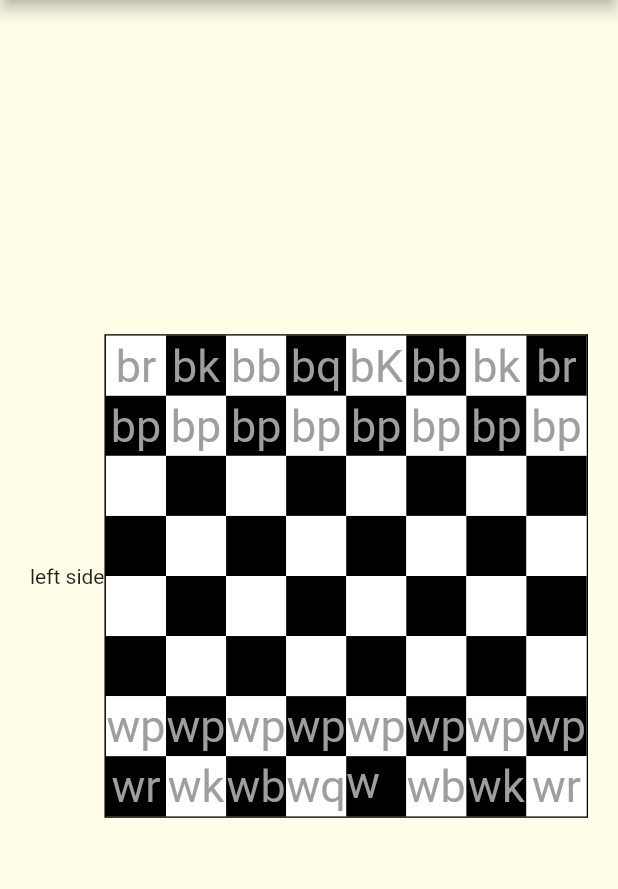
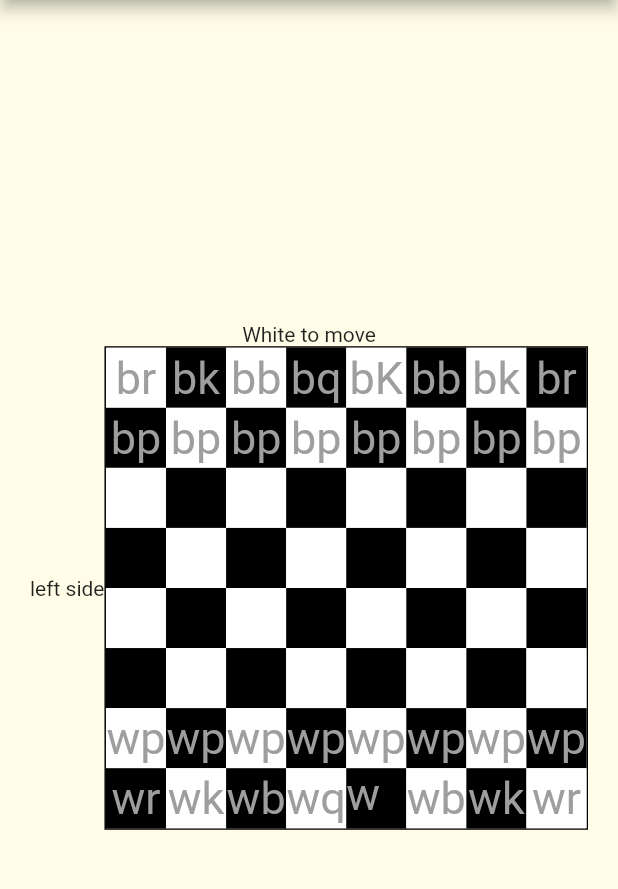
Before and after one commit to Heech/chess_app, a Flutter app: the screen it shows after launch, on a phone screen of 412 x 824 dp, the part 84-973 px from its top. Run offline on Flutter 3.47's test engine with Material 2 defaults, Android fonts, the phone set to English and light mode, and no system bars.

Commit message:
added _currentPlayer variable to track player turns, and switch after valid move

```diff
--- a/lib/main.dart
+++ b/lib/main.dart
@@ -67,10 +67,23 @@ class _ChessBoardState extends State<ChessBoard> {
 
   Position? _selected;
 
+  PlayerColor _currentPlayer = PlayerColor.white;
+
   bool _isSelected(int col, int row) {
     if (_selected == null) return false;
 
     return _selected!.col == col && _selected!.row == row;
+  }
+
+  void _selectPiece(Position position) {
+    final selectedPiece = _board[position.col][position.row];
+    if (selectedPiece == null) return;
+
+    if (selectedPiece.color != _currentPlayer) return;
+
+    setState(() {
+      _selected = position;
+    });
   }
 
   void _move(int col, int row) {
@@ -115,6 +128,13 @@ class _ChessBoardState extends State<ChessBoard> {
         .toList();
 
     _clearSelected();
+
+    // switch player turn
+    if (_currentPlayer == PlayerColor.white) {
+      _currentPlayer = PlayerColor.black;
+    } else {
+      _currentPlayer = PlayerColor.white;
+    }
   }
 
   void _clearSelected() {
@@ -149,7 +169,13 @@ class _ChessBoardState extends State<ChessBoard> {
 
   @override
   Widget build(BuildContext context) {
-    return Row(
+    return Column(
+      mainAxisSize: MainAxisSize.min,
+      children: [
+        Text(_currentPlayer == PlayerColor.white
+            ? 'White to move'
+            : 'Black to move'),
+        Row(
           mainAxisAlignment: MainAxisAlignment.end,
           children: [
             const Text('left side'),
@@ -184,9 +210,7 @@ class _ChessBoardState extends State<ChessBoard> {
                                       behavior: HitTestBehavior.opaque,
                                       onTap: _selected == null
                                           ? () {
-                                          setState(() {
-                                            _selected = Position(col, row);
-                                          });
+                                              _selectPiece(Position(col, row));
                                             }
                                           : null,
                                       child: Center(
@@ -214,7 +238,8 @@ class _ChessBoardState extends State<ChessBoard> {
                                             }
                                           : null,
                                       child: Container(
-                                    color: _isSelected(col, row) || isValidMove
+                                        color:
+                                            _isSelected(col, row) || isValidMove
                                                 ? Colors.orange.shade100
                                                 : color,
                                         child: child,
@@ -231,6 +256,8 @@ class _ChessBoardState extends State<ChessBoard> {
                   ),
                 ),
               ),
+            ),
+          ],
         ),
       ],
     );
```
Lines whose indentation alone changed are shown as unchanged.
